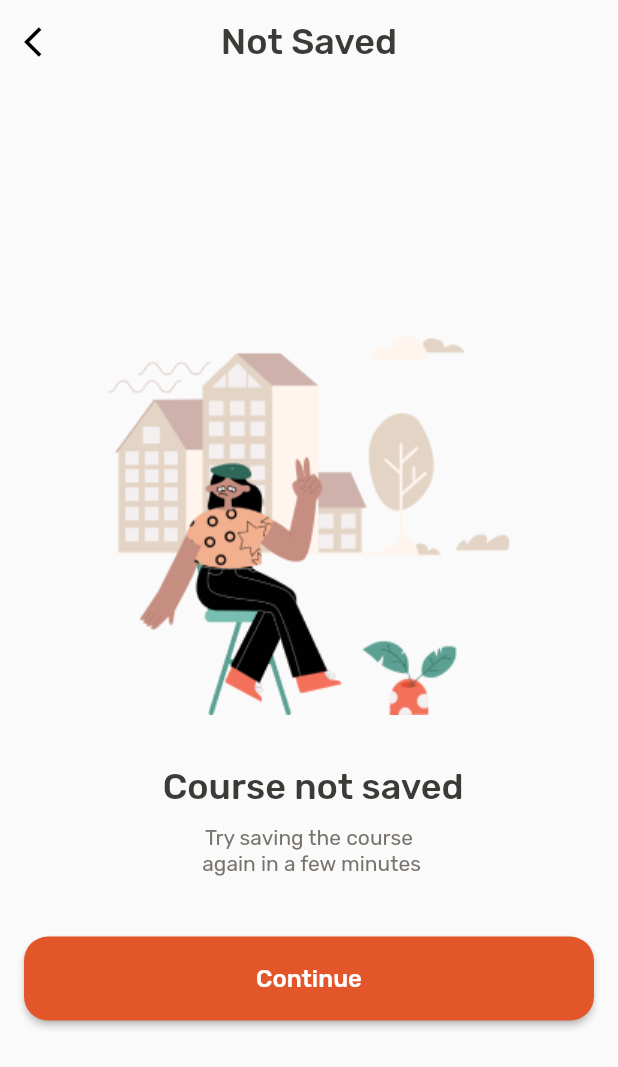
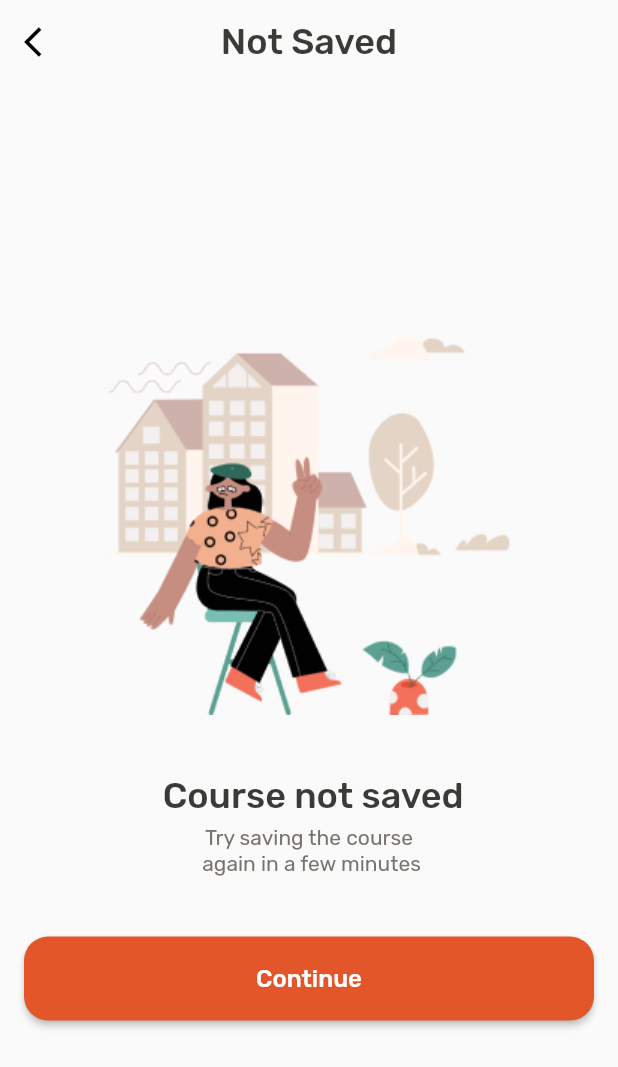
Before and after one commit to nyanibaquartey/codefactory_app, a Flutter app: the CourseNotSaved screen opened directly, on a phone screen of 412 x 824 dp. Shown: the top 1067 px of the screen. Run offline on Flutter 3.47's test engine with Material 2 defaults, Android fonts, the light colour scheme and no system bars; our stand-ins replace google_fonts.

```diff
--- a/lib/course_not_saved.dart
+++ b/lib/course_not_saved.dart
@@ -49,11 +49,11 @@ class CourseNotSaved extends StatelessWidget {
                     " Course not saved",
                     textAlign: TextAlign.center,
                     style: GoogleFonts.rubik(
-                      textStyle: Theme.of(context).textTheme.headline4,
-                      fontWeight: FontWeight.w500,
-                      fontSize: 24.0,
-                      color: const Color(0xFF3C3A36),
-                    ),
+                        textStyle: Theme.of(context).textTheme.headline4,
+                        fontWeight: FontWeight.w500,
+                        fontSize: 24.0,
+                        color: const Color(0xFF3C3A36),
+                        height: 1.5),
                   ),
                 ),
                 const SizedBox(
```
